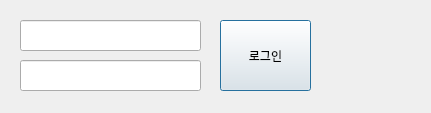
Qt form login.ui (leenuu/file-encryption) before a commit.
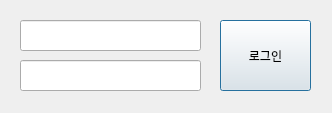
The same form after that commit.

Patch:
```diff
--- a/login.ui
+++ b/login.ui
@@ -6,29 +6,13 @@
    <rect>
     <x>0</x>
     <y>0</y>
-    <width>431</width>
+    <width>332</width>
     <height>113</height>
    </rect>
   </property>
   <property name="windowTitle">
    <string>Dialog</string>
   </property>
-  <widget class="QLabel" name="status">
-   <property name="geometry">
-    <rect>
-     <x>330</x>
-     <y>20</y>
-     <width>81</width>
-     <height>71</height>
-    </rect>
-   </property>
-   <property name="text">
-    <string/>
-   </property>
-   <property name="alignment">
-    <set>Qt::AlignCenter</set>
-   </property>
-  </widget>
   <widget class="QPushButton" name="login_brt">
    <property name="geometry">
     <rect>
```
